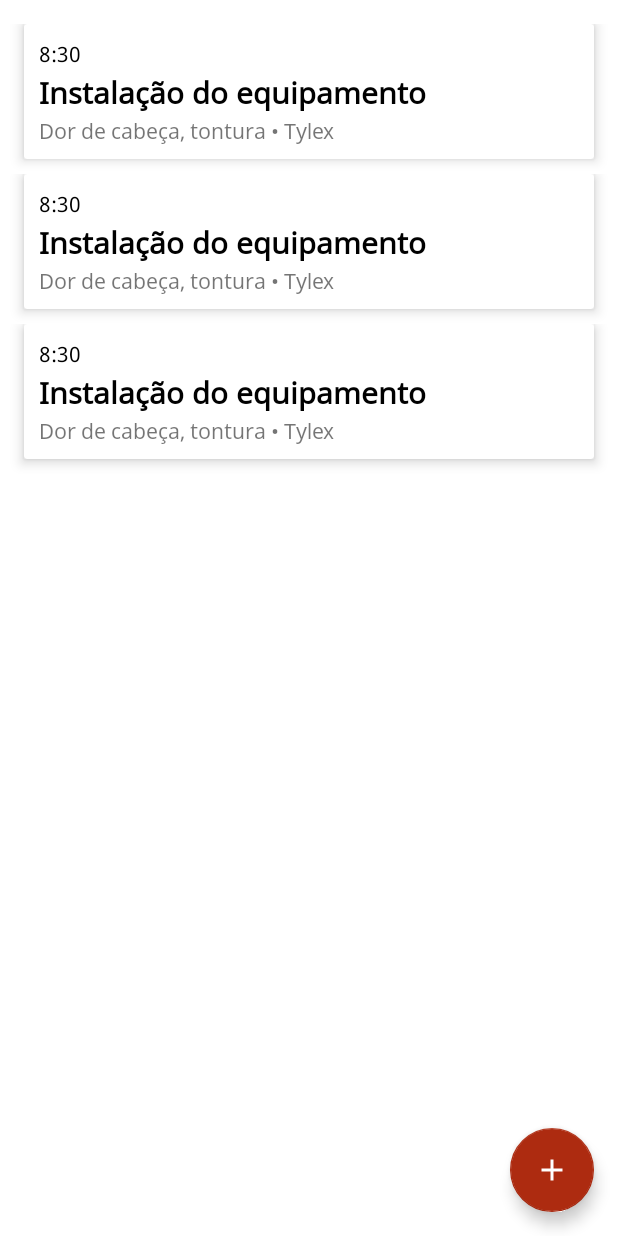
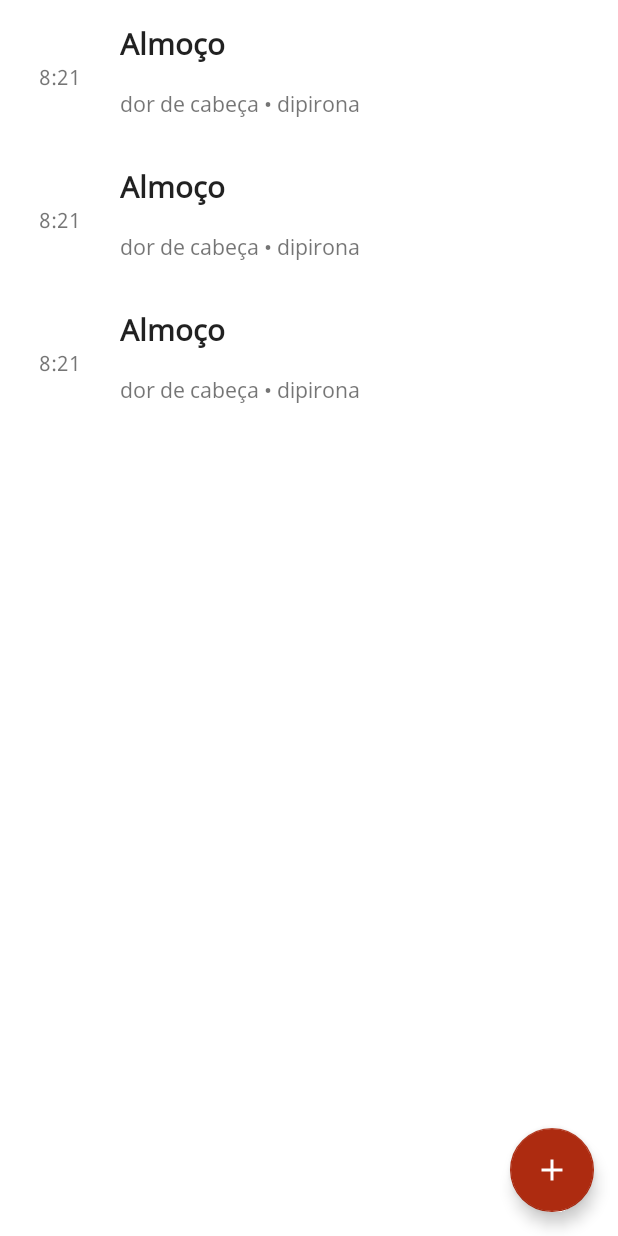
Before and after one commit to martinsgms/relatorio-acessivel, an Android app: the layout activity_relatorio.xml on its own in the app's theme, with its tools: preview values and no code run, on a phone screen of 412 x 824 dp. Run offline under Robolectric (Android 15) with nearby library versions, the phone set to English and light mode, and no system bars.

Commit message:
cleanup UI relatório

```diff
--- a/android/RelatorioAcessivel/app/src/main/java/br/com/martinsgms/relatorioacessivel/ui/activity/NovaAtividadeActivity.kt
+++ b/android/RelatorioAcessivel/app/src/main/java/br/com/martinsgms/relatorioacessivel/ui/activity/NovaAtividadeActivity.kt
@@ -97,8 +97,8 @@ class NovaAtividadeActivity : AppCompatActivity(R.layout.activity_nova_atividade
             horaEditText = findViewById(R.id.hora_fragment)
 
             hora = horaEditText?.text.toString()
-            Log.d("hora", hora);
-            //tratar hora em ponto ex 8:00
+            Log.d("relatorio_item_hora", hora);
+            //tratar relatorio_item_hora em ponto ex 8:00
             if (hora.split(":")[1].length == 1)
                 hora = hora.replace(":", ":0")
 
--- a/android/RelatorioAcessivel/app/src/main/java/br/com/martinsgms/relatorioacessivel/ui/adapter/RelatorioAdapter.kt
+++ b/android/RelatorioAcessivel/app/src/main/java/br/com/martinsgms/relatorioacessivel/ui/adapter/RelatorioAdapter.kt
@@ -6,6 +6,7 @@ import android.view.View
 import android.view.ViewGroup
 import android.widget.TextView
 import androidx.cardview.widget.CardView
+import androidx.constraintlayout.widget.ConstraintLayout
 import androidx.recyclerview.widget.RecyclerView
 import br.com.martinsgms.relatorioacessivel.R
 import br.com.martinsgms.relatorioacessivel.model.EventoModel
@@ -21,13 +22,13 @@ class RelatorioAdapter(
 
     class ViewHolder(view: View) : RecyclerView.ViewHolder(view) {
         fun bind(evento: EventoModel) {
-            val horaView = itemView.findViewById<TextView>(R.id.hora)
+            val horaView = itemView.findViewById<TextView>(R.id.relatorio_item_hora)
             horaView.text = evento.horaFormatada
 
-            val atividadeView = itemView.findViewById<TextView>(R.id.atividade)
+            val atividadeView = itemView.findViewById<TextView>(R.id.relatorio_item_evento)
             atividadeView.text = evento.descricao
 
-            val sintomasView = itemView.findViewById<TextView>(R.id.sintomas)
+            val sintomasView = itemView.findViewById<TextView>(R.id.relatorio_item_sintoma_medicamento)
             sintomasView.text = evento.sintoma
 
             if (!evento.medicamento.isNullOrBlank() && !evento.sintoma.isNullOrBlank())
@@ -37,7 +38,7 @@ class RelatorioAdapter(
                 sintomasView.text = evento.medicamento
         }
 
-        val cardView = itemView.findViewById<CardView>(R.id.card_view)
+        val cardView = itemView.findViewById<ConstraintLayout>(R.id.relatorio_item_registro)
     }
 
     interface OnClickAtividadeListener {
--- a/android/RelatorioAcessivel/app/src/main/java/br/com/martinsgms/relatorioacessivel/ui/fragment/TimePickerFragment.kt
+++ b/android/RelatorioAcessivel/app/src/main/java/br/com/martinsgms/relatorioacessivel/ui/fragment/TimePickerFragment.kt
@@ -51,7 +51,7 @@ class TimePickerFragment : Fragment() {
 
         val materialTimePicker = MaterialTimePicker.Builder()
             .setTimeFormat(clockFormat)
-            .setTitleText("Selecione a hora da atividade")
+            .setTitleText("Selecione a relatorio_item_hora da atividade")
             .build()
 
         materialTimePicker.show(childFragmentManager, "TAG")
--- a/android/RelatorioAcessivel/app/src/main/res/layout/activity_relatorio.xml
+++ b/android/RelatorioAcessivel/app/src/main/res/layout/activity_relatorio.xml
@@ -8,7 +8,6 @@
 
     <androidx.recyclerview.widget.RecyclerView
         android:id="@+id/activity_relatorio_rv"
-        android:layout_marginTop="16dp"
         android:layout_width="0dp"
         android:layout_height="0dp"
         app:layoutManager="androidx.recyclerview.widget.LinearLayoutManager"
--- a/android/RelatorioAcessivel/app/src/main/res/layout/relatorio_item.xml
+++ b/android/RelatorioAcessivel/app/src/main/res/layout/relatorio_item.xml
@@ -3,53 +3,51 @@
     xmlns:app="http://schemas.android.com/apk/res-auto"
     xmlns:tools="http://schemas.android.com/tools"
     android:layout_width="match_parent"
-    android:layout_height="100dp"
-    tools:context=".ui.activity.RelatorioActivity">
+    android:layout_height="95dp"
+    tools:context=".ui.activity.RelatorioActivity"
+    android:id="@+id/relatorio_item_registro"
+    >
 
-    <androidx.cardview.widget.CardView xmlns:card_view="http://schemas.android.com/apk/res-auto"
-        android:id="@+id/card_view"
-        android:layout_width="match_parent"
-        android:layout_height="90dp"
-        android:layout_gravity="center"
+    <TextView
+        tools:text="8:21"
+        android:id="@+id/relatorio_item_hora"
+        android:layout_width="48dp"
+        android:layout_height="48dp"
         android:layout_marginStart="16dp"
-
-        android:layout_marginEnd="16dp"
-        app:layout_constraintEnd_toEndOf="parent"
+        android:layout_marginTop="16dp"
+        android:layout_marginBottom="8dp"
+        app:layout_constraintBottom_toBottomOf="parent"
         app:layout_constraintStart_toStartOf="parent"
         app:layout_constraintTop_toTopOf="parent"
-        card_view:cardCornerRadius="2dp"
-        card_view:cardElevation="5dp"
-        android:clipToPadding="false"
-        android:paddingBottom="10dp"
-        card_view:contentPadding="10dp">
+        android:gravity="center"
+        />
 
-        <LinearLayout xmlns:android="http://schemas.android.com/apk/res/android"
-            android:layout_width="match_parent"
-            android:layout_height="wrap_content"
-            android:orientation="vertical">
+    <TextView
+        android:id="@+id/relatorio_item_evento"
+        android:layout_width="0dp"
+        android:layout_height="wrap_content"
+        android:layout_marginStart="16dp"
+        android:layout_marginEnd="8dp"
+        tools:text="Almoço"
+        android:textStyle="bold"
+        android:textAppearance="@style/TextAppearance.AppCompat.Title"
+        app:layout_constraintBottom_toTopOf="@+id/relatorio_item_sintoma_medicamento"
+        app:layout_constraintEnd_toEndOf="parent"
+        app:layout_constraintStart_toEndOf="@+id/relatorio_item_hora"
+        app:layout_constraintTop_toTopOf="parent" />
 
-            <TextView
-                android:id="@+id/hora"
-                android:layout_width="match_parent"
-                android:layout_height="wrap_content"
-                android:text="8:30"
-                android:textColor="@android:color/background_dark" />
+    <TextView
+        android:id="@+id/relatorio_item_sintoma_medicamento"
+        android:layout_width="0dp"
+        android:layout_height="wrap_content"
+        android:layout_marginEnd="8dp"
+        tools:text="dor de cabeça • dipirona"
+        android:textAppearance="@style/TextAppearance.AppCompat.Small"
+        app:layout_constraintBottom_toBottomOf="parent"
+        app:layout_constraintEnd_toEndOf="parent"
+        app:layout_constraintStart_toStartOf="@+id/relatorio_item_evento"
+        app:layout_constraintTop_toBottomOf="@+id/relatorio_item_evento"
+        />
 
-            <TextView
-                android:id="@+id/atividade"
-                android:layout_width="match_parent"
-                android:layout_height="wrap_content"
-                android:text="Instalação do equipamento"
-                android:textColor="@android:color/background_dark"
-                android:textSize="20sp"
-                android:textStyle="bold" />
-
-            <TextView
-                android:id="@+id/sintomas"
-                android:layout_width="match_parent"
-                android:layout_height="wrap_content"
-                android:text="Dor de cabeça, tontura • Tylex" />
-        </LinearLayout>
-    </androidx.cardview.widget.CardView>
 
 </androidx.constraintlayout.widget.ConstraintLayout>
```
